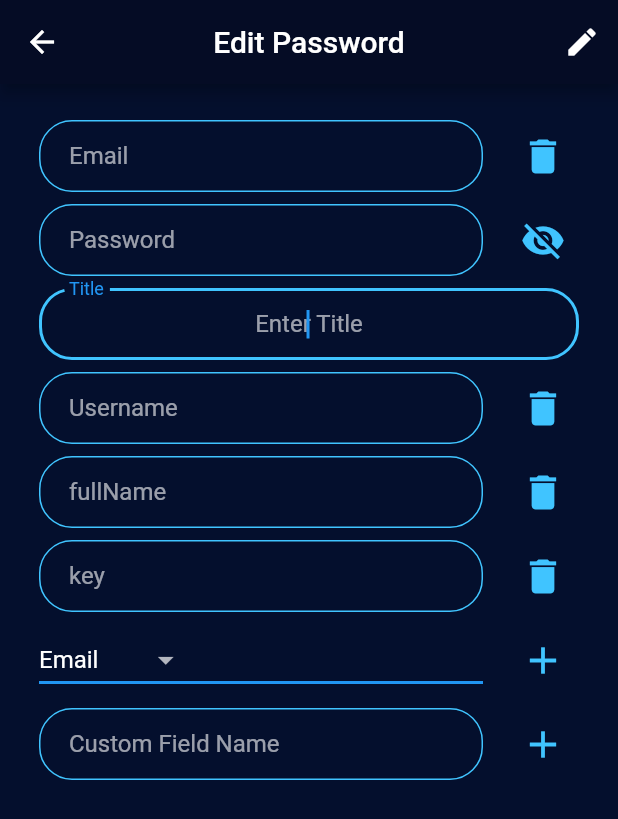
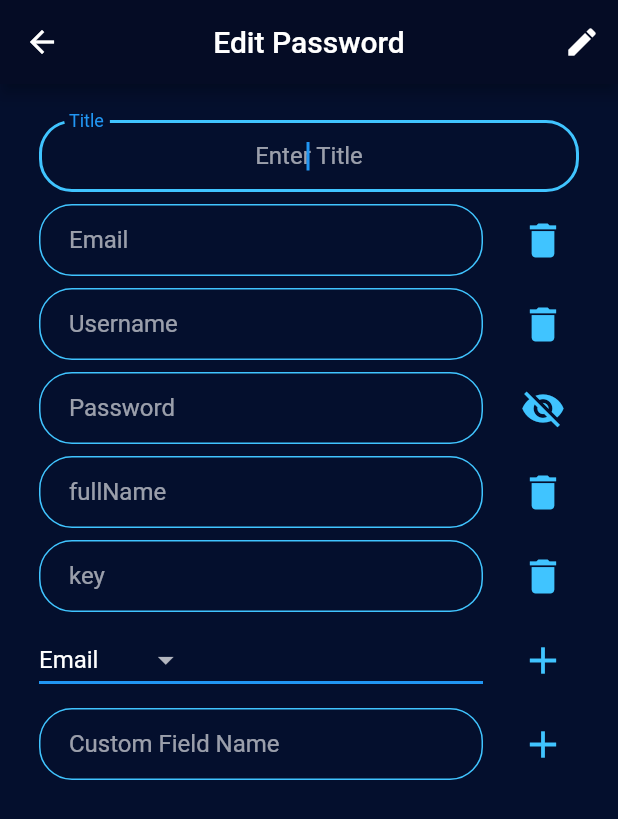
Before and after one commit to rithik-dev/Password-Manager, a Flutter app: the ShowPasswordDetails screen opened directly with empty values, after a tap on the "edit" icon, on a phone screen of 412 x 824 dp. Shown: the top 819 px of the screen. Run offline on Flutter 3.47's test engine with Material 2 defaults, Android fonts, the phone set to English and light mode, and no system bars; our stand-ins replace cloud_firestore, firebase_auth, modal_progress_hud; missing offline and left inert: flutter_string_encryption; accounts and stored records are empty.

```diff
--- a/lib/main.dart
+++ b/lib/main.dart
@@ -2,12 +2,14 @@ import 'package:flutter/material.dart';
 import 'package:password_manager/constants.dart';
 import 'package:password_manager/models/provider_class.dart';
 import 'package:password_manager/screens/add_password_screen.dart';
-import 'package:password_manager/screens/app_screen.dart';
+import 'package:password_manager/screens/app_screens/app_screen.dart';
 import 'package:password_manager/screens/login_screen.dart';
 import 'package:password_manager/screens/register_screen.dart';
 import 'package:provider/provider.dart';
 
 void main() => runApp(MyApp());
+
+//TODO: call a function and use it to navigate user directly to app screen if already logged in ..
 
 class MyApp extends StatelessWidget {
   @override
--- a/lib/models/functions.dart
+++ b/lib/models/functions.dart
@@ -34,4 +34,25 @@ class Functions {
       },
     );
   }
+
+  // function for show password screen and edit screen to reorder widgets accordingly
+  static List<String> reorderTextFieldsDisplayOrder(List<String> keys) {
+    List<String> displayOrder = ['Title','Email','Username','Password','Phone','Link'];
+
+    Set keysSet = Set.from(keys);
+    Set displayOrderSet = Set.from(displayOrder);
+    List<String> customFieldsList = List.from(keysSet.difference(displayOrderSet));
+    customFieldsList.sort();
+
+    List<String> reorderedDisplayOrderList = [];
+
+    for(int index = 0; index < displayOrder.length; index++) {
+      if(keys.contains(displayOrder[index])) {
+        reorderedDisplayOrderList.add(displayOrder[index]);
+      }
+    }
+
+    final List<String> finalList = reorderedDisplayOrderList + customFieldsList;
+    return finalList;
+  }
 }
--- a/lib/screens/settings.dart
+++ b/lib/screens/app_screens/settings.dart
@@ -1,6 +1,7 @@
 import 'package:flutter/material.dart';
 import 'package:password_manager/models/firebase_utils.dart';
 import 'package:password_manager/models/provider_class.dart';
+import 'package:password_manager/screens/login_screen.dart';
 import 'package:password_manager/widgets/rounded_button.dart';
 import 'package:provider/provider.dart';
 
@@ -29,6 +30,7 @@ class Settings extends StatelessWidget {
                         await FirebaseUtils.logoutUser();
                         Provider.of<ProviderClass>(context, listen: false).setDataToNull();
                         Navigator.pop(context);
+                        Navigator.pushNamed(context, LoginScreen.id);
                       },
                     ),
                   ],
--- a/lib/screens/edit_password_screen.dart
+++ b/lib/screens/edit_password_screen.dart
@@ -8,8 +8,6 @@ import 'package:password_manager/widgets/my_text_field.dart';
 import 'package:provider/provider.dart';
 
 Map<String, dynamic> newFields;
-
-//TODO: re order text fields display order
 
 class EditPasswordScreen extends StatefulWidget {
   static const id = 'edit_password_screen';
@@ -28,6 +26,8 @@ class _EditPasswordScreenState extends State<EditPasswordScreen> {
   String dropDownValue = 'Email';
   List<String> dropDownFields = ['Email', 'Username', 'Phone', 'Link'];
 
+  String customFieldKey = "";
+
   @override
   void initState() {
     super.initState();
@@ -35,14 +35,17 @@ class _EditPasswordScreenState extends State<EditPasswordScreen> {
     newFields = widget.fields;
 
     newFields.forEach((key, value) {
-      if (key != "documentId") textFieldStrings.add(key);
+      if (key != "documentId") textFieldStrings.add(key.trim());
     });
+
+    textFieldStrings = Functions.reorderTextFieldsDisplayOrder(textFieldStrings);
   }
 
   @override
   Widget build(BuildContext context) {
-    Map<String, dynamic> newFields = widget.fields;
-    String customFieldKey = "";
+    //FIXME: keeping this here and adding new field , the new field by default has a default value which it should not have.
+    // this function is called every time a new field is added.
+    //    textFieldStrings = Functions.reorderTextFieldsDisplayOrder(textFieldStrings);
 
     return Consumer<ProviderClass>(
       builder: (context,data,child) {
@@ -92,11 +95,12 @@ class _EditPasswordScreenState extends State<EditPasswordScreen> {
                     itemBuilder: (context, index) {
                       return MyTextField(
                           labelText: textFieldStrings[index],
-                          defaultValue: newFields[textFieldStrings[index]],
+                          defaultValue: newFields[textFieldStrings[index]]??"",
                           onChanged: (String value) {
                             newFields[textFieldStrings[index]] = value;
                           },
                           trailingFunction: () {
+                            print(newFields[textFieldStrings[index]]);
                             newFields.remove(textFieldStrings[index]);
                             setState(() {
                               textFieldStrings.removeAt(index);
--- a/lib/screens/register_screen.dart
+++ b/lib/screens/register_screen.dart
@@ -3,7 +3,7 @@ import 'package:modal_progress_hud/modal_progress_hud.dart';
 import 'package:password_manager/models/functions.dart';
 import 'package:password_manager/models/firebase_utils.dart';
 import 'package:password_manager/models/provider_class.dart';
-import 'package:password_manager/screens/app_screen.dart';
+import 'package:password_manager/screens/app_screens/app_screen.dart';
 import 'package:password_manager/screens/login_screen.dart';
 import 'package:password_manager/widgets/my_text_field.dart';
 import 'package:password_manager/widgets/rounded_button.dart';
@@ -78,6 +78,9 @@ class _RegisterScreenState extends State<RegisterScreen> {
 
                             if (registerSuccessful) {
                               data.getAppData();
+
+                              //removing register screen from the stack on successful register
+                              Navigator.pop(context);
                               Navigator.pushNamed(context, AppScreen.id);
                             } else {
                               Functions.showSnackBar(context, 'Registering new user failed !');
@@ -94,6 +97,7 @@ class _RegisterScreenState extends State<RegisterScreen> {
                         FlatButton(
                           child: Text("Login?"),
                           onPressed: () {
+                            Navigator.pop(context);
                             Navigator.pushNamed(context, LoginScreen.id);
                           },
                         )
--- a/lib/screens/show_password_details.dart
+++ b/lib/screens/show_password_details.dart
@@ -6,8 +6,6 @@ import 'package:password_manager/screens/edit_password_screen.dart';
 import 'package:password_manager/widgets/my_alert_dialog.dart';
 import 'package:provider/provider.dart';
 
-//TODO: re order text fields display order
-
 class ShowPasswordDetails extends StatelessWidget {
   final Map<String,dynamic> fields;
 
@@ -15,8 +13,10 @@ class ShowPasswordDetails extends StatelessWidget {
 
   @override
   Widget build(BuildContext context) {
-    List<String> keys = fields.keys.toList();
-    keys.remove("documentId");
+    List<String> tempKeys = fields.keys.toList();
+    tempKeys.remove("documentId");
+
+    final List<String> keys = Functions.reorderTextFieldsDisplayOrder(tempKeys);
 
     return Scaffold(
       body: Container(
--- a/lib/widgets/my_text_field.dart
+++ b/lib/widgets/my_text_field.dart
@@ -75,7 +75,7 @@ class _MyTextFieldState extends State<MyTextField> {
 
   @override
   Widget build(BuildContext context) {
-    bool useDefaultValue = (this.widget.defaultValue != "");
+    bool useDefaultValue = (this.widget.defaultValue != "" || this.widget.defaultValue == null);
     if (useDefaultValue) _controller.text = this.widget.defaultValue;
 
     return ListTile(
```
Also changed, not shown: lib/screens/add_password_screen.dart (+4 -3 lines), lib/screens/app_screens/app_screen.dart (renamed from lib/screens/app_screen.dart, +6 -5 lines), lib/screens/login_screen.dart (+7 -1 lines), lib/screens/app_screens/password_generator.dart (renamed from lib/screens/password_generator.dart), lib/screens/app_screens/vault.dart (renamed from lib/screens/vault.dart).
